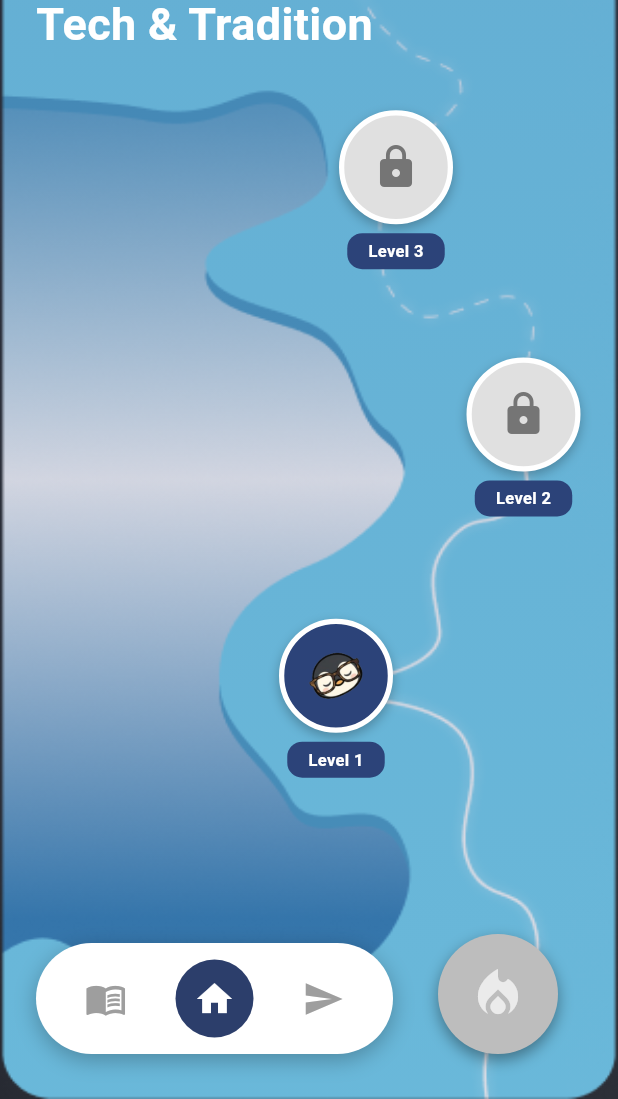
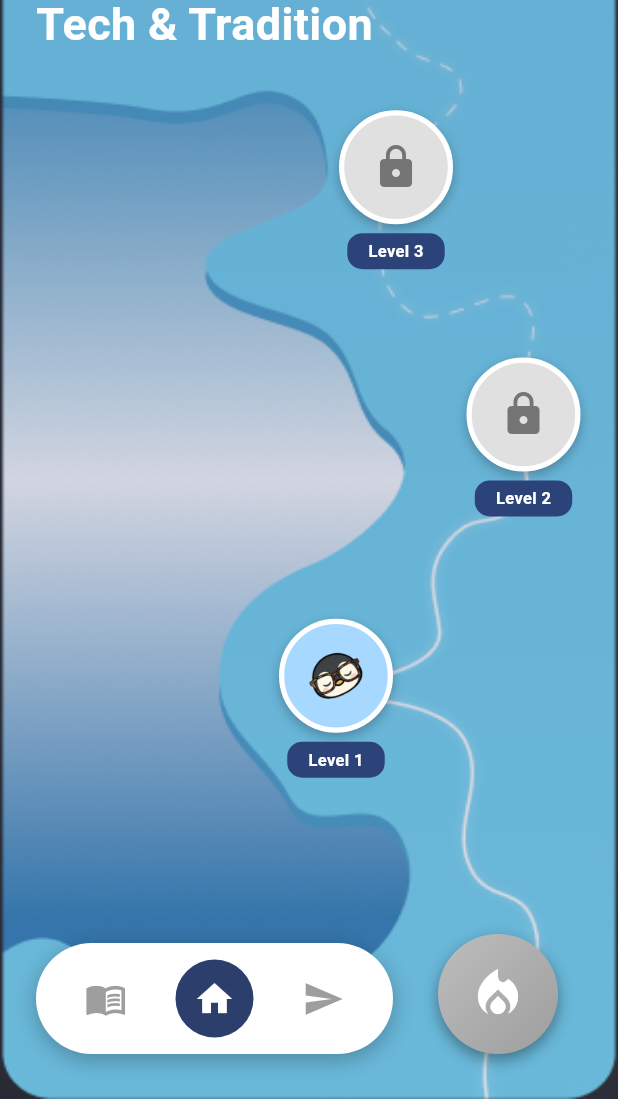
Before and after one commit to kempisjanvher-boop/Smart-Sense-Tutor, a Flutter app: the screen it shows once a user with an empty profile is signed in, after a tap on "Tap anywhere to start", after a tap on "Tech & Tradition", on a phone screen of 412 x 824 dp, the part 137-1236 px from its top. Run offline on Flutter 3.47's test engine with Material 3 defaults, Android fonts, the phone set to English and light mode, and no system bars; our stand-ins replace cloud_firestore, firebase_auth, firebase_core; accounts and stored records are empty.

Commit message:
polishing nanaman pota

```diff
--- a/lib/account/auth_screen.dart
+++ b/lib/account/auth_screen.dart
@@ -121,15 +121,22 @@ class _AuthScreenState extends State<AuthScreen> {
                 crossAxisAlignment: CrossAxisAlignment.stretch,
                 children: [
                   // App Branding Logo
-                  Center(
-                    child: Image.asset(
-                      'asset/sstlogin.png',
-                      width: 240,
-                      fit: BoxFit.contain,
-                      errorBuilder: (c, e, s) => const Icon(Icons.menu_book, size: 70, color: Color(0xFF70D3F4)),
+                  Padding(
+                    padding: const EdgeInsets.only(top: 40),
+                    child: Center(
+                      child: Image.asset(
+                        'asset/sstlogin.png',
+                        width: 240,
+                        fit: BoxFit.contain,
+                        errorBuilder: (c, e, s) => const Icon(
+                          Icons.menu_book,
+                          size: 70,
+                          color: Color(0xFF70D3F4),
+                        ),
+                      ),
                     ),
                   ),
-                  const SizedBox(height: 20),
+                  const SizedBox(height: 0),
 
                   // DYNAMIC HEADER BLOCK (Provides explicit context to the user)
                   Column(
--- a/lib/achievement.dart
+++ b/lib/achievement.dart
@@ -56,7 +56,7 @@ class AchievementsScreen extends StatelessWidget {
             // Card 1: Legend (Week Streak Achievement)
             _buildAchievementCard(
               title: "Legend",
-              subtitle: "🔥 Celebrate a full week streak",
+              subtitle: "🔥 Completed the Lessons",
               progressValue: perfectWeekStreak ? 1.0 : 0.0,
               progressPercentText: perfectWeekStreak ? "100 %" : "0 %",
               badgePath: "asset/silver.png",
--- a/lib/homescreen.dart
+++ b/lib/homescreen.dart
@@ -92,7 +92,6 @@ class _HomeScreenState extends State<HomeScreen> {
                 ),
 
 
-                // Wrap this 4th Achievement card to navigate on click!
                 GestureDetector(
                   onTap: () {
                     Navigator.push(
@@ -100,7 +99,6 @@ class _HomeScreenState extends State<HomeScreen> {
                       MaterialPageRoute(builder: (context) => const AchievementsScreen()),
                     );
                   },
-                  // FIX: Changed ProgressService. to ProgressService().
                   child: _buildStatCard(
                     ProgressService().getAchievementsUnlockedCount().toString(),
                     "Achievement",
@@ -138,25 +136,25 @@ class _HomeScreenState extends State<HomeScreen> {
             const SizedBox(height: 30),
             Row(
               children: [
-                Expanded(child: _buildCategoryCard("Finance & Physics")),
+                Expanded(child: _buildCategoryCard("Finance\n& Physics")),
                 const SizedBox(width: 12),
-                Expanded(child: _buildCategoryCard("Objects & Ideas")),
+                Expanded(child: _buildCategoryCard("Objects\n& Ideas")),
               ],
             ),
             const SizedBox(height: 30),
             Row(
               children: [
-                Expanded(child: _buildCategoryCard("Law & Structures")),
+                Expanded(child: _buildCategoryCard("Law\n& Structures")),
                 const SizedBox(width: 12),
-                Expanded(child: _buildCategoryCard("Attributes & Evaluation")),
+                Expanded(child: _buildCategoryCard("Attributes\n& Evaluation")),
               ],
             ),
             const SizedBox(height: 30),
             Row(
               children: [
-                Expanded(child: _buildCategoryCard("Actions & Movement")),
-                const SizedBox(width: 12),
-                Expanded(child: _buildCategoryCard("Directions & Space")),
+                Expanded(child: _buildCategoryCard("Actions\n& Movement")),
+                const SizedBox(width: 10),
+                Expanded(child: _buildCategoryCard("Directions\n& Space")),
               ],
             ),
           ],
@@ -266,22 +264,22 @@ class _HomeScreenState extends State<HomeScreen> {
 
   static const Map<String, String> _categoryIcons = {
     "Tech & Tradition": "asset/tech_tradition_icon.png",
-    "Finance & Physics": "asset/finance_physics_icon.png",
-    "Objects & Ideas": "asset/objects_ideas_icon.png",
-    "Law & Structures": "asset/law_structures_icon.png",
-    "Attributes & Evaluation": "asset/attributes_evaluation_icon.png",
-    "Actions & Movement": "asset/actions_movement_icon.png",
-    "Directions & Space": "asset/directions_space_icon.png",
+    "Finance\n& Physics": "asset/finance_physics_icon.png",
+    "Objects\n& Ideas": "asset/objects_ideas_icon.png",
+    "Law\n& Structures": "asset/law_structures_icon.png",
+    "Attributes\n& Evaluation": "asset/attributes_evaluation_icon.png",
+    "Actions\n& Movement": "asset/actions_movement_icon.png",
+    "Directions\n& Space": "asset/directions_space_icon.png",
   };
 
   static const List<String> _categoryOrder = [
     "Tech & Tradition",
-    "Finance & Physics",
-    "Objects & Ideas",
-    "Law & Structures",
-    "Attributes & Evaluation",
-    "Actions & Movement",
-    "Directions & Space",
+    "Finance\n& Physics",
+    "Objects\n& Ideas",
+    "Law\n& Structures",
+    "Attributes\n& Evaluation",
+    "Actions\n& Movement",
+    "Directions\n& Space",
   ];
 
   bool _isCategoryLocked(String categoryTitle) {
@@ -327,41 +325,27 @@ class _HomeScreenState extends State<HomeScreen> {
             alignment: Alignment.centerLeft,
             child: Row(
               children: [
-                Container(
-                  width: 6,
-                  height: 48,
-                  decoration: BoxDecoration(
-                    color: isLocked ? Colors.grey : theme.accent,
-                    borderRadius: BorderRadius.circular(3),
-                  ),
-                ),
-                const SizedBox(width: 14),
+                const SizedBox(width: 0),
                 if (displayIcon != null)
                   Image.asset(
                     displayIcon,
-                    width: 32,
-                    height: 32,
+                    width: 45,
+                    height: 45,
                     fit: BoxFit.contain,
                   )
                 else
                   const SizedBox(width: 32),
-                const SizedBox(width: 14),
+                const SizedBox(width: 5),
                 Expanded(
                   child: Text(
                     title,
                     style: TextStyle(
-                      fontSize: 18,
+                      fontSize: 15.2,
                       fontWeight: FontWeight.bold,
                       color: isLocked ? Colors.grey : theme.titleText,
                     ),
                   ),
                 ),
-                if (isLocked)
-                  const Icon(
-                    Icons.lock,
-                    color: Colors.grey,
-                    size: 20,
-                  ),
               ],
             ),
           ),
--- a/lib/levelmap.dart
+++ b/lib/levelmap.dart
@@ -1,4 +1,5 @@
 import 'package:flutter/material.dart';
+import 'package:smart_sense_tutor/homescreen.dart';
 import 'package:smart_sense_tutor/smartlookup.dart';
 import 'level_difficulty_screen.dart';
 import 'services/level_manager.dart';
@@ -16,12 +17,12 @@ class LevelMap extends StatefulWidget {
 }
 
 class LevelMapState extends State<LevelMap> {
-  bool _hasPlayedGame = false;
-  int _streakCount = 0;
-
-  // FIX: Changed from ProgressService. to ProgressService().
   int get _unlockedLevel =>
       ProgressService().getUnlockedLevel(widget.category);
+
+  // 🔥 REAL AUTO-UPDATING VALUE
+  int get _streakCount =>
+      ProgressService().getTotalCompletedAll();
 
   @override
   Widget build(BuildContext context) {
@@ -37,6 +38,7 @@ class LevelMapState extends State<LevelMap> {
               fit: BoxFit.fill,
             ),
           ),
+
           Positioned.fill(
             child: DecoratedBox(
               decoration: BoxDecoration(
@@ -116,7 +118,7 @@ class LevelMapState extends State<LevelMap> {
             ),
           ),
 
-          // STREAK BUTTON
+          // 🔥 STREAK BUTTON (AUTO UPDATED)
           Positioned(
             bottom: 30,
             right: 40,
@@ -125,16 +127,30 @@ class LevelMapState extends State<LevelMap> {
               children: [
                 GestureDetector(
                   onTap: () {
-                    setState(() {
-                      _hasPlayedGame = true;
-                      _streakCount = 1;
-                    });
+                    setState(() {}); // just refresh UI
                   },
                   child: Container(
                     width: 80,
                     height: 80,
                     decoration: BoxDecoration(
-                      color: _hasPlayedGame ? theme.accent : Colors.grey[400],
+                      gradient: _streakCount > 0
+                          ? const LinearGradient(
+                        colors: [
+                          Color(0xFFFFCE56),
+                          Color(0xFFFF705D),
+                          Color(0xFF92B3F3),
+                        ],
+                        begin: Alignment.topLeft,
+                        end: Alignment.bottomRight,
+                      )
+                          : LinearGradient(
+                        colors: [
+                          Colors.grey.shade400,
+                          Colors.grey.shade500,
+                        ],
+                        begin: Alignment.topLeft,
+                        end: Alignment.bottomRight,
+                      ),
                       shape: BoxShape.circle,
                       boxShadow: const [
                         BoxShadow(
@@ -144,29 +160,33 @@ class LevelMapState extends State<LevelMap> {
                         ),
                       ],
                     ),
-                    child: Icon(
+                    child: const Icon(
                       Icons.local_fire_department,
-                      color: _hasPlayedGame ? Colors.yellow : Colors.white70,
+                      color: Colors.white,
                       size: 40,
                     ),
                   ),
                 ),
-                if (_hasPlayedGame)
-                  Container(
-                    padding: const EdgeInsets.all(6),
-                    decoration: BoxDecoration(
-                      color: theme.primary,
+
+                if (_streakCount > 0)
+                  Transform.translate(
+                    offset: const Offset(0, -9),
+                    child: Container(
+                      padding: const EdgeInsets.all(9),
+                      decoration: const BoxDecoration(
+                        color: Color(0xFFCCE772),
                         shape: BoxShape.circle,
                       ),
                       child: Text(
                         "$_streakCount",
                         style: const TextStyle(
-                        color: Colors.white,
+                          color: Colors.black,
                           fontWeight: FontWeight.bold,
-                        fontSize: 12,
+                          fontSize: 16,
                         ),
                       ),
                     ),
+                  )
               ],
             ),
           ),
@@ -209,7 +229,12 @@ class LevelMapState extends State<LevelMap> {
                     backgroundColor: theme.primary,
                     child: IconButton(
                       onPressed: () {
-                        Navigator.pop(context);
+                        Navigator.push(
+                          context,
+                          MaterialPageRoute(
+                            builder: (context) => const HomeScreen(),
+                          ),
+                        );
                       },
                       icon: const Icon(
                         Icons.home,
@@ -248,16 +273,15 @@ class LevelMapState extends State<LevelMap> {
     final characterBaseColor = theme.levelNodeColor(levelNumber);
     bool isLevelLocked = levelNumber > _unlockedLevel;
 
-    // 1. Calculate the average stars across all difficulties
+
     int totalEarnedStars = 0;
-    final difficulties = LevelManager.difficultiesPerLevel; // Assuming this has 3 elements: ['easy', 'moderate', 'hard']
+    final difficulties = LevelManager.difficultiesPerLevel;
 
     for (var diff in difficulties) {
-      totalEarnedStars += ProgressService().getStars(widget.category, levelNumber, diff);
+      totalEarnedStars +=
+          ProgressService().getStars(widget.category, levelNumber, diff);
     }
 
-    // Calculate average. Using .round() to get the closest integer (e.g., 1.6 stars becomes 2 stars).
-    // If you want to truncate instead, use .toInt() or ~/ operator.
     int averageStars = difficulties.isNotEmpty
         ? (totalEarnedStars / difficulties.length).round()
         : 0;
@@ -265,14 +289,12 @@ class LevelMapState extends State<LevelMap> {
     return Column(
       mainAxisSize: MainAxisSize.min,
       children: [
-        // 2. Display stars if the level is unlocked and average stars > 0
         if (!isLevelLocked && averageStars > 0)
           Padding(
             padding: const EdgeInsets.only(bottom: 6.0),
             child: Row(
               mainAxisSize: MainAxisSize.min,
               children: List.generate(3, (index) {
-                // Fill the star if the current index is less than our calculated average
                 bool isFilled = index < averageStars;
                 return Icon(
                   Icons.star_rounded,
@@ -306,10 +328,7 @@ class LevelMapState extends State<LevelMap> {
               );
 
               if (refreshed == true && mounted) {
-                setState(() {
-                  _hasPlayedGame = true;
-                  _streakCount = 1;
-                });
+                setState(() {});
               }
             }
           },
@@ -320,7 +339,8 @@ class LevelMapState extends State<LevelMap> {
                 width: 76,
                 height: 76,
                 decoration: BoxDecoration(
-                  color: isLevelLocked ? Colors.grey[300] : characterBaseColor,
+                  color:
+                  isLevelLocked ? Colors.grey[300] : characterBaseColor,
                   shape: BoxShape.circle,
                   border: Border.all(color: Colors.white, width: 3.5),
                   boxShadow: const [
@@ -332,19 +352,11 @@ class LevelMapState extends State<LevelMap> {
                   ],
                 ),
                 child: isLevelLocked
-                    ? Icon(Icons.lock, color: Colors.grey[600], size: 32)
+                    ? Icon(Icons.lock,
+                    color: Colors.grey[600], size: 32)
                     : Padding(
                   padding: const EdgeInsets.all(8.0),
-                  child: Image.asset(
-                    imagePath,
-                    fit: BoxFit.contain,
-                    errorBuilder: (context, error, stackTrace) {
-                      return const Icon(
-                        Icons.broken_image,
-                        color: Colors.black26,
-                      );
-                    },
-                  ),
+                  child: Image.asset(imagePath),
                 ),
               ),
             ],
@@ -354,7 +366,8 @@ class LevelMapState extends State<LevelMap> {
         const SizedBox(height: 6),
 
         Container(
-          padding: const EdgeInsets.symmetric(horizontal: 14, vertical: 4),
+          padding:
+          const EdgeInsets.symmetric(horizontal: 14, vertical: 4),
           decoration: BoxDecoration(
             color: theme.secondary,
             borderRadius: BorderRadius.circular(10),
--- a/lib/models/category_visual_theme.dart
+++ b/lib/models/category_visual_theme.dart
@@ -41,9 +41,9 @@ class CategoryVisualTheme {
     surface: AppPalette.surface,
     titleText: AppPalette.navy,
     levelNodeColors: [
-      AppPalette.navyDark,
-      AppPalette.navy,
-      AppPalette.accent,
+      Color(0xFFA7D8FF),
+      Color(0xFFFDFFB6),
+      Color(0xFFE4F1EE),
     ],
   );
 
--- a/lib/progress.dart
+++ b/lib/progress.dart
@@ -13,23 +13,26 @@ class ProgressService {
   final FirebaseFirestore _db = FirebaseFirestore.instance;
   final FirebaseAuth _auth = FirebaseAuth.instance;
 
+  bool isLevelCompleted(String category, int level) {
+    category = _normalizeCategory(category);
+
+    return completedDifficultiesCount(category, level) >=
+        LevelManager.difficultiesPerLevel.length;
+  }
+
   // =========================
   // COMPLETION DATA
   // =========================
   final Map<String, int> completedLessons = {};
 
   final Map<String, int> totalLessons = {
-    "Objects & Ideas": 3,
+    "Objects\n& Ideas": 3,
     "Tech & Tradition": 3,
-    "Finance & Physics": 3,
-    "All About Me...": 3,
-    "Feelings": 3,
-    "Greetings": 3,
-    "Settings": 3,
-    "Law & Structures": 3,
-    "Attributes & Evaluation": 3,
-    "Actions & Movement": 3,
-    "Directions & Space": 3,
+    "Finance\n& Physics": 3,
+    "Law\n& Structures": 3,
+    "Attributes\n& Evaluation": 3,
+    "Actions\n& Movement": 3,
+    "Directions\n& Space": 3,
   };
 
   // =========================
@@ -42,17 +45,13 @@ class ProgressService {
   // LEVEL UNLOCK SYSTEM
   // =========================
   final Map<String, int> unlockedLevel = {
-    "Objects & Ideas": 1,
+    "Objects\n& Ideas": 1,
     "Tech & Tradition": 1,
-    "Finance & Physics": 1,
-    "All About Me...": 1,
-    "Feelings": 1,
-    "Greetings": 1,
-    "Settings": 1,
-    "Law & Structures": 1,
-    "Attributes & Evaluation": 1,
-    "Actions & Movement": 1,
-    "Directions & Space": 1,
+    "Finance\n& Physics": 1,
+    "Law\n& Structures": 1,
+    "Attributes\n& Evaluation": 1,
+    "Actions\n& Movement": 1,
+    "Directions\n& Space": 1,
   };
 
   // =========================
@@ -303,7 +302,14 @@ class ProgressService {
     return count;
   }
 
-  bool hasCompletedAtLeastOneLesson() => completedLessons.values.any((value) => value > 0);
+  bool hasCompletedAtLeastOneLesson() {
+    for (final category in totalLessons.keys) {
+      if (getCompletedLevelCount(category) > 0) {
+        return true;
+      }
+    }
+    return false;
+  }
 
   // =========================
   // LEVEL SYSTEM
```
Also changed, not shown: lib/account/notif.dart (+2 -6 lines), lib/account/profile.dart (+50 -38 lines), lib/gameplayscreen.dart (+73 -17 lines), lib/lessondata.dart (+21 -42 lines), lib/level_difficulty_screen.dart (+11 -12 lines), lib/services/quiz_engine.dart (+14 -8 lines), asset/sstlogin.png. Lines whose indentation alone changed are shown as unchanged.
